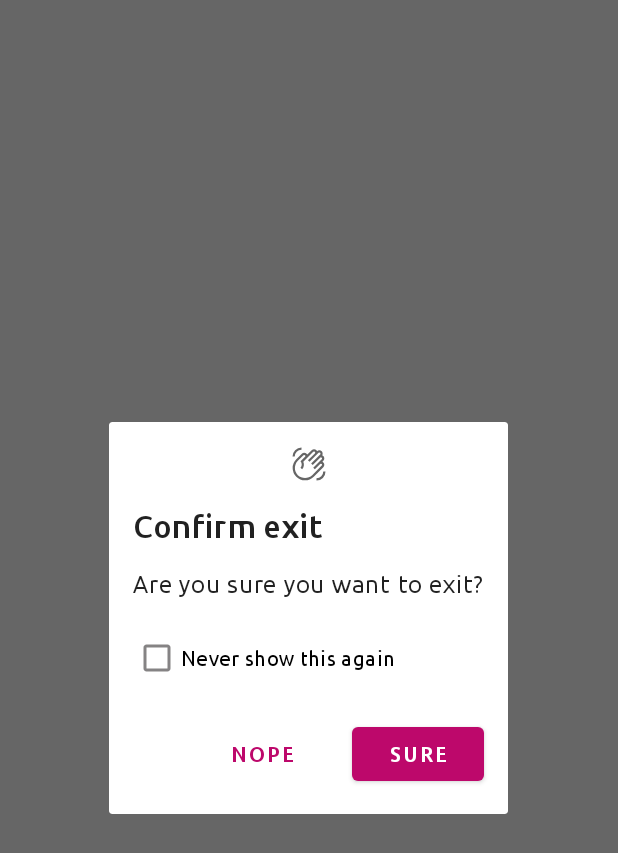
After one commit to annamatolay/lirael-android, an Android app: the fragment ExitConfirmationDialogFragment placed in its activity, on a phone screen of 412 x 824 dp. The commit adds this screen. Shown: the top 853 px of the screen. Run offline under Robolectric (Android 15) with nearby library versions, the light colour scheme and no system bars; our stand-ins replace RxJava, Timber, navigation-ui; libraries missing offline, so code that uses them is left out: com.jakewharton.rxrelay3; 5 statements that could not run were skipped.

Commit message:
feat: custom exit confirmation material dialog

```diff
--- a/app/src/main/java/dev/anmatolay/lirael/core/di/module/ViewModelModule.kt
+++ b/app/src/main/java/dev/anmatolay/lirael/core/di/module/ViewModelModule.kt
@@ -4,15 +4,17 @@ import dev.anmatolay.lirael.presentation.MainActivityViewModel
 import dev.anmatolay.lirael.presentation.recipes.RecipesViewModel
 import dev.anmatolay.lirael.presentation.statistics.StatisticsViewModel
 import dev.anmatolay.lirael.presentation.custom.CustomViewModel
+import dev.anmatolay.lirael.presentation.dialog.ExitConfirmationViewModel
 import dev.anmatolay.lirael.presentation.favourites.FavouritesViewModel
 import dev.anmatolay.lirael.presentation.splash.SplashViewModel
 import org.koin.dsl.module
 
 val viewModelModule = module {
-    factory { MainActivityViewModel() }
+    factory { MainActivityViewModel(get()) }
     factory { SplashViewModel(get()) }
     factory { StatisticsViewModel() }
     factory { RecipesViewModel() }
     factory { FavouritesViewModel() }
     factory { CustomViewModel() }
+    factory { ExitConfirmationViewModel(get()) }
 }
--- a/app/src/main/java/dev/anmatolay/lirael/presentation/MainActivity.kt
+++ b/app/src/main/java/dev/anmatolay/lirael/presentation/MainActivity.kt
@@ -2,15 +2,13 @@ package dev.anmatolay.lirael.presentation
 
 import android.os.Bundle
 import androidx.activity.OnBackPressedCallback
-import androidx.navigation.NavOptions
 import androidx.navigation.fragment.NavHostFragment
 import androidx.navigation.fragment.findNavController
-import androidx.navigation.ui.AppBarConfiguration
 import androidx.navigation.ui.setupWithNavController
-import com.google.android.material.bottomnavigation.BottomNavigationView
 import dev.anmatolay.lirael.R
 import dev.anmatolay.lirael.core.presentation.BaseActivity
 import dev.anmatolay.lirael.databinding.ActivityMainBinding
+import dev.anmatolay.lirael.presentation.dialog.ExitConfirmationDialogFragment
 import org.koin.androidx.viewmodel.ext.android.viewModel
 
 class MainActivity : BaseActivity<Event>() {
@@ -18,8 +16,16 @@ class MainActivity : BaseActivity<Event>() {
     override val viewModel by viewModel<MainActivityViewModel>()
     private lateinit var binding: ActivityMainBinding
 
+    var shouldShowExitConfirmationDialog = true
+
     override fun onCreate(savedInstanceState: Bundle?) {
         super.onCreate(savedInstanceState)
+
+        viewModel.uiState.observe { state ->
+            shouldShowExitConfirmationDialog = !state.exitConfirmationDialogState.isGone
+
+        }
+
         binding = ActivityMainBinding.inflate(layoutInflater)
         setContentView(binding.root)
 
@@ -27,6 +33,16 @@ class MainActivity : BaseActivity<Event>() {
 
         binding.bottomNavView.setupWithNavController(navController)
         //        binding.toolbar.setupWithNavController(navController, AppBarConfiguration(navController.graph))
+
+        onBackPressedDispatcher.addCallback(this, object : OnBackPressedCallback(true) {
+            override fun handleOnBackPressed() {
+                if (shouldShowExitConfirmationDialog)
+                    ExitConfirmationDialogFragment().show(supportFragmentManager, null)
+                else
+                    finish()
+            }
+        })
+
     }
 
     // Activity.findNavController(viewId: Int) throw IllegalStateException if used with FragmentContainerView
--- /dev/null
+++ b/app/src/main/java/dev/anmatolay/lirael/presentation/MainActivityState.kt
@@ -0,0 +1,8 @@
+package dev.anmatolay.lirael.presentation
+
+import dev.anmatolay.lirael.core.presentation.UiState
+import dev.anmatolay.lirael.presentation.dialog.ExitConfirmationDialogState
+
+data class MainActivityState(
+    val exitConfirmationDialogState: ExitConfirmationDialogState
+) : UiState
--- a/app/src/main/java/dev/anmatolay/lirael/presentation/MainActivityViewModel.kt
+++ b/app/src/main/java/dev/anmatolay/lirael/presentation/MainActivityViewModel.kt
@@ -1,7 +1,22 @@
 package dev.anmatolay.lirael.presentation
 
+import dev.anmatolay.lirael.core.SharedPrefHandler
 import dev.anmatolay.lirael.core.presentation.BaseUdfViewModel
 import dev.anmatolay.lirael.core.presentation.UiEvent
 import dev.anmatolay.lirael.core.presentation.UiState
+import dev.anmatolay.lirael.presentation.dialog.ExitConfirmationDialogState
+import dev.anmatolay.lirael.util.Constants
 
-class MainActivityViewModel : BaseUdfViewModel<State, Event>()
+class MainActivityViewModel(
+    private val sharedPrefHandler: SharedPrefHandler,
+) : BaseUdfViewModel<MainActivityState, Event>() {
+
+    override fun onViewCreated() {
+        super.onViewCreated()
+
+        val isGone = sharedPrefHandler.getBoolean(Constants.KEY_HIDE_EXIT_DIALOG)
+        triggerUiStateChange(
+            MainActivityState(ExitConfirmationDialogState(isGone))
+        )
+    }
+}
--- /dev/null
+++ b/app/src/main/java/dev/anmatolay/lirael/presentation/dialog/ExitConfirmationDialogFragment.kt
@@ -0,0 +1,43 @@
+package dev.anmatolay.lirael.presentation.dialog
+
+import android.os.Bundle
+import android.view.LayoutInflater
+import android.view.View
+import android.view.ViewGroup
+import dev.anmatolay.lirael.core.presentation.BaseDialogFragment
+import dev.anmatolay.lirael.databinding.FragmentDialogConfirmExitBinding
+import dev.anmatolay.lirael.presentation.MainActivity
+import org.koin.androidx.viewmodel.ext.android.viewModel
+
+class ExitConfirmationDialogFragment : BaseDialogFragment<ExitConfirmationEvent>() {
+
+    private lateinit var binding: FragmentDialogConfirmExitBinding
+    override val viewModel by viewModel<ExitConfirmationViewModel>()
+
+    override fun onCreateView(
+        inflater: LayoutInflater,
+        container: ViewGroup?,
+        savedInstanceState: Bundle?
+    ): View =
+        FragmentDialogConfirmExitBinding.inflate(inflater, container, false)
+            .apply {
+                binding = this
+            }
+            .root
+
+    override fun onViewCreated(view: View, savedInstanceState: Bundle?) {
+        super.onViewCreated(view, savedInstanceState)
+
+        binding.run {
+            positiveButton.setOnClickListener { activity?.finish() }
+            negativeButton.setOnClickListener { dismiss() }
+            checkbox.setOnCheckedChangeListener { _, isChecked ->
+                triggerEvent(ExitConfirmationEvent.NotShowDialogCheckboxChanged(isChecked))
+            }
+        }
+
+        viewModel.uiState.observe { state ->
+            (activity as? MainActivity)?.shouldShowExitConfirmationDialog = !state.isGone
+        }
+    }
+}
--- /dev/null
+++ b/app/src/main/java/dev/anmatolay/lirael/presentation/dialog/ExitConfirmationDialogState.kt
@@ -0,0 +1,7 @@
+package dev.anmatolay.lirael.presentation.dialog
+
+import dev.anmatolay.lirael.core.presentation.UiState
+
+data class ExitConfirmationDialogState(
+    val isGone: Boolean = false
+) : UiState
--- /dev/null
+++ b/app/src/main/java/dev/anmatolay/lirael/presentation/dialog/ExitConfirmationEvent.kt
@@ -0,0 +1,7 @@
+package dev.anmatolay.lirael.presentation.dialog
+
+import dev.anmatolay.lirael.core.presentation.UiEvent
+
+sealed class ExitConfirmationEvent: UiEvent {
+    class NotShowDialogCheckboxChanged(val isChecked: Boolean): ExitConfirmationEvent()
+}
--- /dev/null
+++ b/app/src/main/java/dev/anmatolay/lirael/presentation/dialog/ExitConfirmationViewModel.kt
@@ -0,0 +1,24 @@
+package dev.anmatolay.lirael.presentation.dialog
+
+import dev.anmatolay.lirael.core.SharedPrefHandler
+import dev.anmatolay.lirael.core.presentation.BaseUdfViewModel
+import dev.anmatolay.lirael.util.Constants.KEY_HIDE_EXIT_DIALOG
+
+class ExitConfirmationViewModel(
+    private val sharedPrefHandler: SharedPrefHandler
+) : BaseUdfViewModel<ExitConfirmationDialogState, ExitConfirmationEvent>() {
+
+    override fun onViewCreated() {
+        super.onViewCreated()
+
+        doOnUiEventReceived { event ->
+            when (event) {
+                is ExitConfirmationEvent.NotShowDialogCheckboxChanged -> {
+                    sharedPrefHandler.putBoolean(KEY_HIDE_EXIT_DIALOG, event.isChecked)
+                    if (event.isChecked)
+                        triggerUiStateChange(ExitConfirmationDialogState(isGone = true))
+                }
+            }
+        }.subscribe().disposeOnDestroy()
+    }
+}
--- a/app/src/main/java/dev/anmatolay/lirael/presentation/statistics/StatisticsFragment.kt
+++ b/app/src/main/java/dev/anmatolay/lirael/presentation/statistics/StatisticsFragment.kt
@@ -31,18 +31,6 @@ class StatisticsFragment : BaseFragment<StatisticsEvent>() {
             .apply { binding = this }
             .root
 
-    override fun onViewCreated(view: View, savedInstanceState: Bundle?) {
-        super.onViewCreated(view, savedInstanceState)
-
-        activity?.run {
-            onBackPressedDispatcher.addCallback(this, object : OnBackPressedCallback(true) {
-                override fun handleOnBackPressed() {
-                    finish()
-                }
-            })
-        }
-    }
-
     override fun onResume() {
         super.onResume()
 
--- a/app/src/main/java/dev/anmatolay/lirael/util/Constants.kt
+++ b/app/src/main/java/dev/anmatolay/lirael/util/Constants.kt
@@ -3,4 +3,5 @@ package dev.anmatolay.lirael.util
 object Constants {
     const val KEY_USER_ID = "key_user_id"
     const val USER_DEFAULT_ID = "null"
+    const val KEY_HIDE_EXIT_DIALOG = "key_show_exit_dialog"
 }
--- /dev/null
+++ b/app/src/main/res/drawable/bg_rounded_corner.xml
@@ -0,0 +1,5 @@
+<?xml version="1.0" encoding="utf-8"?>
+<shape xmlns:android="http://schemas.android.com/apk/res/android">
+    <solid android:color="?attr/colorSurface"/>
+    <corners android:radius="@dimen/m3_dialog_elevation"/>
+</shape>
--- /dev/null
+++ b/app/src/main/res/layout/fragment_dialog_confirm_exit.xml
@@ -0,0 +1,72 @@
+<?xml version="1.0" encoding="utf-8"?>
+<androidx.constraintlayout.widget.ConstraintLayout xmlns:android="http://schemas.android.com/apk/res/android"
+    xmlns:app="http://schemas.android.com/apk/res-auto"
+    android:layout_width="wrap_content"
+    android:layout_height="wrap_content"
+    android:layout_margin="@dimen/m3_dialog_margin"
+    android:background="@drawable/bg_rounded_corner">
+
+    <androidx.appcompat.widget.AppCompatImageView
+        android:id="@+id/icon"
+        android:layout_width="@dimen/m3_dialog_icon_size"
+        android:layout_height="@dimen/m3_dialog_icon_size"
+        android:layout_margin="@dimen/m3_dialog_margin"
+        android:src="@drawable/ic_waving_hand"
+        app:layout_constraintEnd_toEndOf="parent"
+        app:layout_constraintStart_toStartOf="parent"
+        app:layout_constraintTop_toTopOf="parent" />
+
+    <com.google.android.material.textview.MaterialTextView
+        android:id="@+id/title"
+        android:layout_width="wrap_content"
+        android:layout_height="wrap_content"
+        android:layout_margin="@dimen/m3_dialog_margin"
+        android:text="@string/confirm_exit_dialog_title"
+        android:textAppearance="?attr/textAppearanceHeadline6"
+        app:layout_constraintStart_toStartOf="parent"
+        app:layout_constraintTop_toBottomOf="@+id/icon" />
+
+    <com.google.android.material.textview.MaterialTextView
+        android:id="@+id/description"
+        android:layout_width="wrap_content"
+        android:layout_height="wrap_content"
+        android:layout_margin="@dimen/m3_dialog_margin"
+        android:text="@string/confirm_exit_dialog_description"
+        android:textAppearance="?attr/textAppearanceBody1"
+        app:layout_constraintEnd_toEndOf="parent"
+        app:layout_constraintStart_toStartOf="parent"
+        app:layout_constraintTop_toBottomOf="@+id/title" />
+
+    <CheckBox
+        android:id="@+id/checkbox"
+        android:layout_width="wrap_content"
+        android:layout_height="wrap_content"
+        android:layout_margin="@dimen/m3_dialog_margin"
+        android:textAppearance="?attr/textAppearanceBody2"
+        app:layout_constraintStart_toStartOf="parent"
+        app:layout_constraintTop_toBottomOf="@+id/description"
+        android:text="@string/confirm_exit_dialog_show"/>
+
+    <Button
+        android:id="@+id/negative_button"
+        style="?attr/borderlessButtonStyle"
+        android:layout_width="wrap_content"
+        android:layout_height="wrap_content"
+        android:layout_margin="@dimen/m3_dialog_margin"
+        android:text="@string/confirm_exit_dialog_button_negative"
+        app:layout_constraintBottom_toBottomOf="parent"
+        app:layout_constraintEnd_toStartOf="@+id/positive_button"
+        app:layout_constraintTop_toBottomOf="@id/checkbox" />
+
+    <Button
+        android:id="@+id/positive_button"
+        style="?attr/materialButtonStyle"
+        android:layout_width="wrap_content"
+        android:layout_height="wrap_content"
+        android:layout_margin="@dimen/m3_dialog_margin"
+        android:text="@string/confirm_exit_dialog_button_positive"
+        app:layout_constraintBottom_toBottomOf="parent"
+        app:layout_constraintEnd_toEndOf="parent"
+        app:layout_constraintTop_toBottomOf="@id/checkbox" />
+
+</androidx.constraintlayout.widget.ConstraintLayout>
```
